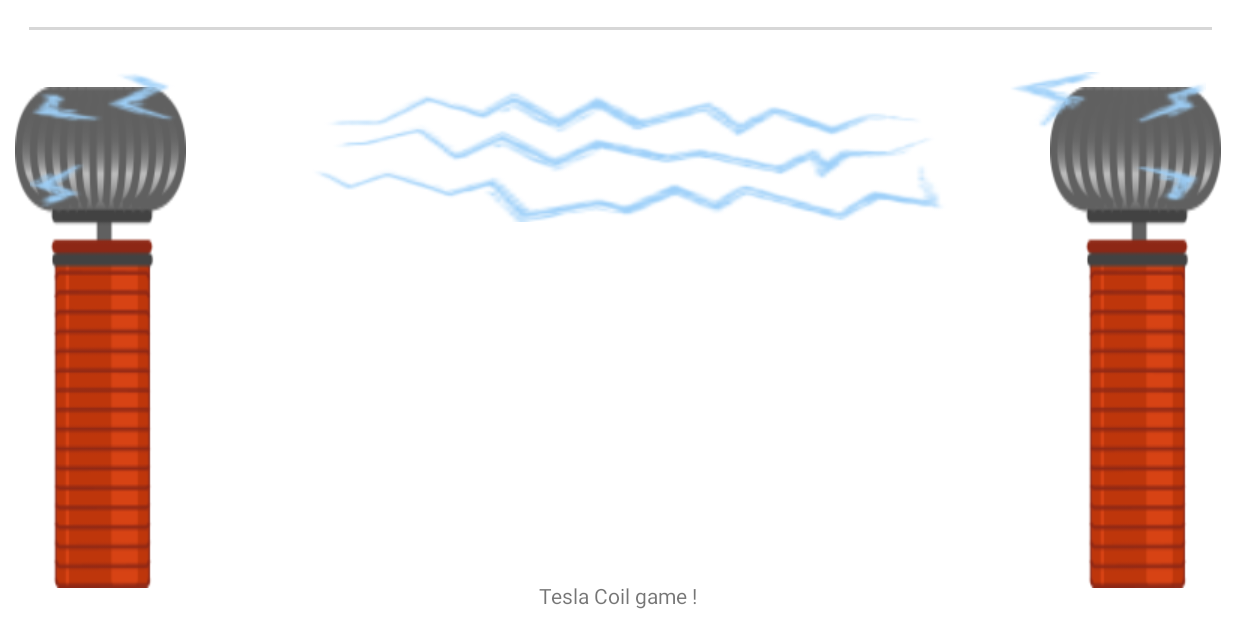
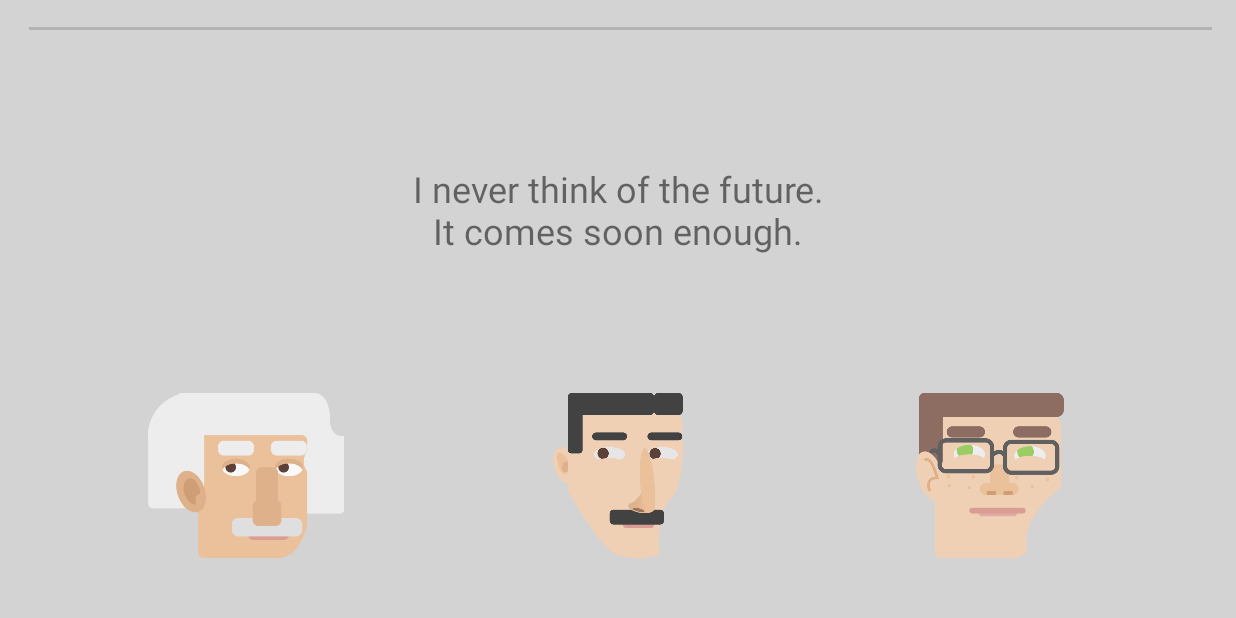
Before and after one commit to patrykmieczkowski/IncrediblePhysicsRitual, an Android app: the screen it shows after launch (MainActivity), after a tap on an icon or button, on a phone screen of 824 x 412 dp (held sideways). Run offline under Robolectric (Android 15) with nearby library versions, the phone set to English and light mode, and no system bars; our stand-ins replace ButterKnife; libraries missing offline, so code that uses them is left out: rx.android.schedulers; 1 statement that could not run was skipped.

Commit message:
question base fragment

```diff
--- a/app/src/main/java/com/kitowcy/incrediblephysicsritual/MainActivity.java
+++ b/app/src/main/java/com/kitowcy/incrediblephysicsritual/MainActivity.java
@@ -9,6 +9,7 @@ import android.util.Log;
 import android.widget.SeekBar;
 
 import com.kitowcy.incrediblephysicsritual.fragments.CoilGameFragment;
+import com.kitowcy.incrediblephysicsritual.fragments.QuestionBaseFragment;
 import com.kitowcy.incrediblephysicsritual.fragments.StartScreenFragment;
 import com.kitowcy.incrediblephysicsritual.fragments.TimeUpCallback;
 import com.kitowcy.incrediblephysicsritual.utils.Config;
@@ -110,9 +111,9 @@ public class MainActivity extends AppCompatActivity {
                 selectedFragment = Config.FRAGTMENT_START;
                 FragmentSwitcher.switchToFragment(this, StartScreenFragment.newInstace(), R.id.main_placeholder);
                 break;
-            case Config.FRAGTMENT_COIL_GAME:
-                selectedFragment = Config.FRAGTMENT_COIL_GAME;
-                FragmentSwitcher.switchToFragment(this, CoilGameFragment.newInstace(), R.id.main_placeholder);
+            case Config.FRAGMENT_QUESTION_BASE:
+                selectedFragment = Config.FRAGMENT_QUESTION_BASE;
+                FragmentSwitcher.switchToFragment(this, QuestionBaseFragment.newInstace(), R.id.main_placeholder);
                 break;
             default:
                 selectedFragment = Config.FRAGTMENT_START;
@@ -131,7 +132,7 @@ public class MainActivity extends AppCompatActivity {
                         .switchToFragment(MainActivity.this,
                                 switcher ?
                                         StartScreenFragment.newInstace()
-                                        : CoilGameFragment.newInstace()
+                                        : QuestionBaseFragment.newInstace()
                                 , R.id.main_placeholder);
 
             }
--- a/app/src/main/java/com/kitowcy/incrediblephysicsritual/fragments/CoilGameFragment.java
+++ b/app/src/main/java/com/kitowcy/incrediblephysicsritual/fragments/CoilGameFragment.java
@@ -15,6 +15,7 @@ import butterknife.Bind;
 /**
  * Created by Patryk Mieczkowski on 30.01.16.
  */
+@Deprecated
 public class CoilGameFragment extends Fragment {
 
     @Bind(R.id.piorun)
@@ -42,7 +43,6 @@ public class CoilGameFragment extends Fragment {
     public void onViewCreated(View view, Bundle savedInstanceState) {
         super.onViewCreated(view, savedInstanceState);
 //        animationDrawable.start();
-        ((MainActivity)getActivity()).callTimer();
 
     }
 }
--- /dev/null
+++ b/app/src/main/java/com/kitowcy/incrediblephysicsritual/fragments/QuestionBaseFragment.java
@@ -0,0 +1,63 @@
+package com.kitowcy.incrediblephysicsritual.fragments;
+
+import android.app.Fragment;
+import android.os.Bundle;
+import android.view.LayoutInflater;
+import android.view.View;
+import android.view.ViewGroup;
+import android.widget.ImageView;
+import android.widget.TextView;
+
+import com.kitowcy.incrediblephysicsritual.MainActivity;
+import com.kitowcy.incrediblephysicsritual.R;
+
+import org.w3c.dom.Text;
+
+import butterknife.Bind;
+import butterknife.ButterKnife;
+
+/**
+ * Created by Patryk Mieczkowski on 30.01.16.
+ */
+public class QuestionBaseFragment extends Fragment {
+
+    @Bind(R.id.first_image)
+    ImageView firstImage;
+
+    @Bind(R.id.second_image)
+    ImageView secondImage;
+
+    @Bind(R.id.third_image)
+    ImageView thirdImage;
+
+    @Bind(R.id.question_text)
+    TextView questionText;
+
+    public static QuestionBaseFragment newInstace() {
+        QuestionBaseFragment myFragment = new QuestionBaseFragment();
+        return myFragment;
+    }
+
+
+    @Override
+    public View onCreateView(LayoutInflater inflater, ViewGroup container, Bundle savedInstanceState) {
+        View view = inflater.inflate(R.layout.question_base_fragment, container, false);
+        ButterKnife.bind(this, view);
+
+        firstImage.setImageResource(R.drawable.einst);
+        secondImage.setImageResource(R.drawable.tesla);
+        thirdImage.setImageResource(R.drawable.student);
+
+        questionText.setText("I never think of the future.\nIt comes soon enough.");
+
+        return view;
+    }
+
+    @Override
+    public void onViewCreated(View view, Bundle savedInstanceState) {
+        super.onViewCreated(view, savedInstanceState);
+
+        ((MainActivity) getActivity()).callTimer();
+
+    }
+}
--- a/app/src/main/java/com/kitowcy/incrediblephysicsritual/fragments/StartScreenFragment.java
+++ b/app/src/main/java/com/kitowcy/incrediblephysicsritual/fragments/StartScreenFragment.java
@@ -45,7 +45,7 @@ public class StartScreenFragment extends Fragment {
     public void startPlay() {
         Log.d(TAG, "startPlay()");
         if (getActivity() instanceof MainActivity) {
-            ((MainActivity) getActivity()).setFragment(Config.FRAGTMENT_COIL_GAME);
+            ((MainActivity) getActivity()).setFragment(Config.FRAGMENT_QUESTION_BASE);
         }
     }
 }
--- a/app/src/main/java/com/kitowcy/incrediblephysicsritual/utils/Config.java
+++ b/app/src/main/java/com/kitowcy/incrediblephysicsritual/utils/Config.java
@@ -6,6 +6,6 @@ package com.kitowcy.incrediblephysicsritual.utils;
 public class Config {
 
     public static final int FRAGTMENT_START = 0;
-    public static final int FRAGTMENT_COIL_GAME = 1;
+    public static final int FRAGMENT_QUESTION_BASE = 1;
 
 }
--- a/app/src/main/res/layout/activity_main.xml
+++ b/app/src/main/res/layout/activity_main.xml
@@ -3,7 +3,7 @@
     xmlns:tools="http://schemas.android.com/tools"
     android:layout_width="match_parent"
     android:layout_height="match_parent"
-    android:background="#FFFFFF"
+    android:background="#d3d3d3"
     tools:context="com.kitowcy.incrediblephysicsritual.MainActivity">
 
     <SeekBar
--- a/app/src/main/res/layout/question_base_fragment.xml
+++ b/app/src/main/res/layout/question_base_fragment.xml
@@ -52,6 +52,7 @@
         android:layout_margin="20dp">
 
         <TextView
+            android:id="@+id/question_text"
             android:layout_centerInParent="true"
             android:layout_width="wrap_content"
             android:gravity="center"
```
